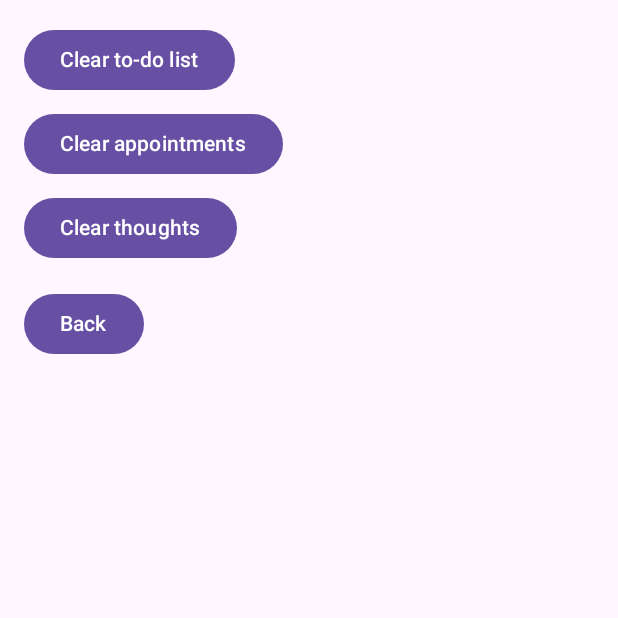
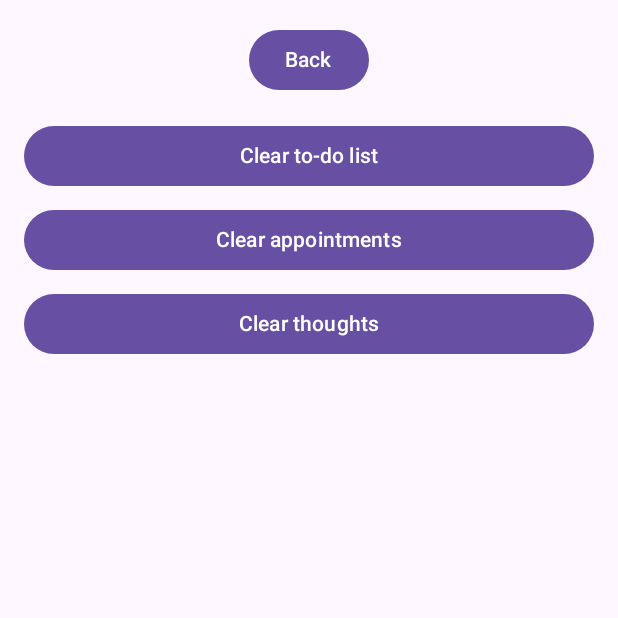
Before and after one commit to fcrescio/Diana, an Android app built with Jetpack Compose: the composable SettingsScreen shown on its own in the app's theme, on a phone screen of 412 x 824 dp, the top half of it. Run offline under Robolectric (Android 15) with nearby library versions, the phone set to English and light mode, and no system bars.

Commit message:
Align settings screen style with main UI

```diff
--- a/app/src/main/java/li/crescio/penates/diana/ui/SettingsScreen.kt
+++ b/app/src/main/java/li/crescio/penates/diana/ui/SettingsScreen.kt
@@ -4,6 +4,7 @@ import androidx.compose.foundation.layout.*
 import androidx.compose.material3.Button
 import androidx.compose.material3.Text
 import androidx.compose.runtime.Composable
+import androidx.compose.ui.Alignment
 import androidx.compose.ui.Modifier
 import androidx.compose.ui.res.stringResource
 import androidx.compose.ui.unit.dp
@@ -16,17 +17,35 @@ fun SettingsScreen(
     onClearThoughts: () -> Unit,
     onBack: () -> Unit
 ) {
-    Column(
-        modifier = Modifier
-            .fillMaxSize()
-            .padding(16.dp)
-    ) {
-        Button(onClick = onClearTodos) { Text(stringResource(R.string.clear_todo)) }
-        Spacer(modifier = Modifier.height(8.dp))
-        Button(onClick = onClearAppointments) { Text(stringResource(R.string.clear_appointments)) }
-        Spacer(modifier = Modifier.height(8.dp))
-        Button(onClick = onClearThoughts) { Text(stringResource(R.string.clear_thoughts)) }
-        Spacer(modifier = Modifier.height(16.dp))
-        Button(onClick = onBack) { Text(stringResource(R.string.back)) }
+    Column(modifier = Modifier.fillMaxSize()) {
+        Box(
+            modifier = Modifier
+                .fillMaxWidth()
+                .padding(vertical = 16.dp),
+            contentAlignment = Alignment.Center
+        ) {
+            Button(onClick = onBack) { Text(stringResource(R.string.back)) }
+        }
+
+        Column(
+            modifier = Modifier
+                .weight(1f)
+                .padding(horizontal = 16.dp)
+        ) {
+            Button(
+                onClick = onClearTodos,
+                modifier = Modifier.fillMaxWidth()
+            ) { Text(stringResource(R.string.clear_todo)) }
+            Spacer(modifier = Modifier.height(8.dp))
+            Button(
+                onClick = onClearAppointments,
+                modifier = Modifier.fillMaxWidth()
+            ) { Text(stringResource(R.string.clear_appointments)) }
+            Spacer(modifier = Modifier.height(8.dp))
+            Button(
+                onClick = onClearThoughts,
+                modifier = Modifier.fillMaxWidth()
+            ) { Text(stringResource(R.string.clear_thoughts)) }
+        }
     }
 }
```
